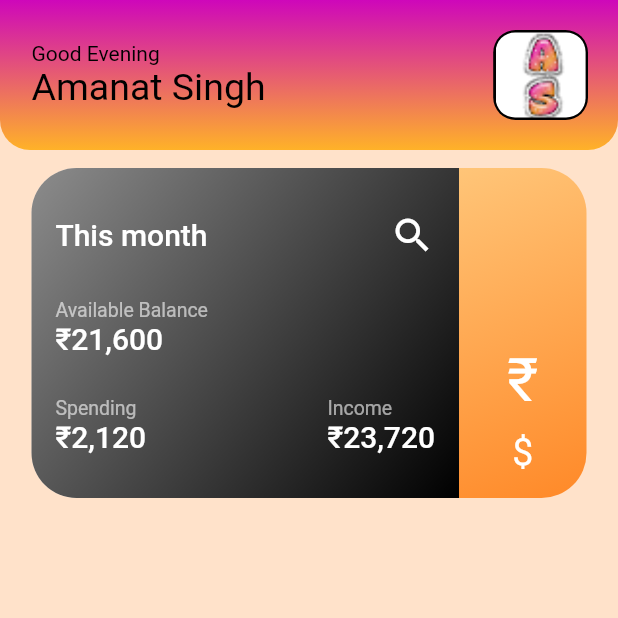
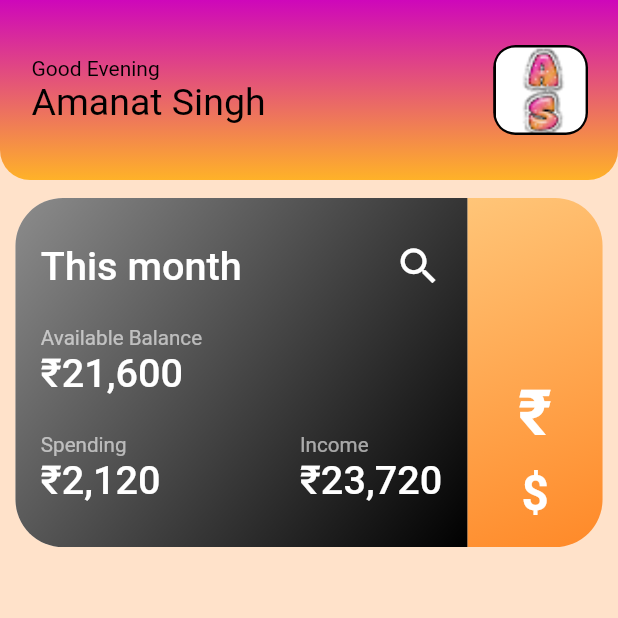
Before and after one commit to amanat-2003/wealthify, a Flutter app: the screen it shows after launch, on a phone screen of 412 x 824 dp, the top half of it. Run offline on Flutter 3.47's test engine with Material 2 defaults, Android fonts, the phone set to English and light mode, and no system bars.

Commit message:
made home card adaptive

```diff
--- a/lib/screens/home_screen.dart
+++ b/lib/screens/home_screen.dart
@@ -6,6 +6,7 @@ class HomeScreen extends StatelessWidget {
 
   @override
   Widget build(BuildContext context) {
+    final screenSize = MediaQuery.of(context).size;
     return Scaffold(
       appBar: const HomeAppBar(
         goodKeyword: 'Evening',
@@ -13,11 +14,13 @@ class HomeScreen extends StatelessWidget {
       ),
       backgroundColor: const Color.fromARGB(255, 255, 226, 202),
       body: Padding(
-        padding:  const EdgeInsets.symmetric(vertical: 12, horizontal: 10),
+        padding: EdgeInsets.symmetric(vertical: 12, horizontal: 2/100 * screenSize.width),
         child: Column(
           crossAxisAlignment: CrossAxisAlignment.stretch,
-          children: const [
-            HomeCard()],
+          children:  [
+            HomeCard(width: 95/100 * screenSize.width),
+
+          ],
         ),
       ),
     );
--- a/lib/widgets/widgets.dart
+++ b/lib/widgets/widgets.dart
@@ -1,8 +1,9 @@
+// ignore_for_file: public_member_api_docs, sort_constructors_first
 import 'package:flutter/material.dart';
 import 'package:flutter/services.dart';
 
 class HomeAppBar extends StatelessWidget implements PreferredSizeWidget {
-  final double toolbarHeight = 100;
+  final double toolbarHeight = 120;
   final String goodKeyword;
   final String name;
 
@@ -91,7 +92,8 @@ class CustomBox extends StatelessWidget {
   final double width;
   final String hintText;
 
-  const CustomBox({super.key,
+  const CustomBox({
+    super.key,
     required this.height,
     required this.width,
     required this.hintText,
@@ -115,85 +117,94 @@ class CustomBox extends StatelessWidget {
         child: Padding(
           padding: EdgeInsets.symmetric(horizontal: width / 5),
           child: Text(hintText,
-              style:
-                  const TextStyle(color: Colors.white, fontWeight: FontWeight.bold)),
+              style: const TextStyle(
+                  color: Colors.white, fontWeight: FontWeight.bold)),
         ),
       ),
     );
   }
 }
 
-
-
 class HomeCard extends StatelessWidget {
   const HomeCard({
-    super.key,
-  });
+    Key? key,
+    required this.width,
+  }) : super(key: key);
+  final double width;
 
   @override
   Widget build(BuildContext context) {
+    final w1 = 0.7702 * width;
+    final w2 = 0.2298 * width;
+    final height = 0.59459 * width;
+    final borderRadius = 3 / 37 * width;
+    final internalPadding = 16 / 370 * width;
+    final bigFontSize = 25 / 370 * width;
+    final smallFontSize = 13 / 370 * width;
+    final selectedSize = 4 / 37 * width;
+    final unSelectedSize = 3 / 37 * width;
     return Row(
       mainAxisAlignment: MainAxisAlignment.center,
       children: [
         Stack(children: [
           Container(
-            height: 220,
-            width: 285,
-            decoration: const BoxDecoration(
+            height: height,
+            width: w1,
+            decoration:  BoxDecoration(
                 borderRadius: BorderRadius.only(
-                  topLeft: Radius.circular(30),
-                  bottomLeft: Radius.circular(30),
+                  topLeft: Radius.circular(borderRadius),
+                  bottomLeft: Radius.circular(borderRadius),
                 ),
                 color: Colors.white),
           ),
           Container(
-            height: 220,
-            width: 285,
-            decoration: const BoxDecoration(
+            height: height,
+            width: w1,
+            decoration:  BoxDecoration(
               borderRadius: BorderRadius.only(
-                topLeft: Radius.circular(30),
-                bottomLeft: Radius.circular(30),
+                topLeft: Radius.circular(borderRadius),
+                bottomLeft: Radius.circular(borderRadius),
               ),
-              gradient: LinearGradient(
-                  colors: [Colors.black45, Colors.black],
-                  begin: Alignment.topLeft,
-                  end: Alignment.bottomRight,
-                  stops: [0, 1]),
+              gradient: const LinearGradient(
+                colors: [Colors.black45, Colors.black],
+                begin: Alignment.topLeft,
+                end: Alignment.bottomRight,
+              ),
             ),
             child: Padding(
-              padding: const EdgeInsets.all(16.0),
+              padding: EdgeInsets.all(internalPadding),
               child: Column(
                 mainAxisAlignment: MainAxisAlignment.spaceAround,
                 crossAxisAlignment: CrossAxisAlignment.start,
                 children: [
                   Row(
                     mainAxisAlignment: MainAxisAlignment.spaceBetween,
-                    children: const [
+                    children:  [
                       Text(
                         'This month',
                         style: TextStyle(
                             color: Colors.white,
-                            fontSize: 20,
+                            fontSize: bigFontSize,
                             fontWeight: FontWeight.w500),
                       ),
-                      Icon(Icons.search, color: Colors.white, size: 30),
+                      Icon(Icons.search, color: Colors.white, size: unSelectedSize),
                     ],
                   ),
                   Column(
                     crossAxisAlignment: CrossAxisAlignment.start,
-                    children: const [
+                    children:  [
                       Text(
                         'Available Balance',
                         style: TextStyle(
                             color: Colors.white60,
-                            fontSize: 13,
+                            fontSize: smallFontSize,
                             fontWeight: FontWeight.w400),
                       ),
                       Text(
                         '₹21,600',
                         style: TextStyle(
                             color: Colors.white,
-                            fontSize: 20,
+                            fontSize: bigFontSize,
                             fontWeight: FontWeight.w500),
                       ),
                     ],
@@ -203,38 +214,38 @@ class HomeCard extends StatelessWidget {
                     children: [
                       Column(
                         crossAxisAlignment: CrossAxisAlignment.start,
-                        children: const [
+                        children:  [
                           Text(
                             'Spending',
                             style: TextStyle(
                                 color: Colors.white60,
-                                fontSize: 13,
+                                fontSize: smallFontSize,
                                 fontWeight: FontWeight.w400),
                           ),
                           Text(
                             '₹2,120',
                             style: TextStyle(
                                 color: Colors.white,
-                                fontSize: 20,
+                                fontSize: bigFontSize,
                                 fontWeight: FontWeight.w500),
                           ),
                         ],
                       ),
                       Column(
                         crossAxisAlignment: CrossAxisAlignment.start,
-                        children: const [
+                        children:  [
                           Text(
                             'Income',
                             style: TextStyle(
                                 color: Colors.white60,
-                                fontSize: 13,
+                                fontSize: smallFontSize,
                                 fontWeight: FontWeight.w400),
                           ),
                           Text(
                             '₹23,720',
                             style: TextStyle(
                                 color: Colors.white,
-                                fontSize: 20,
+                                fontSize: bigFontSize,
                                 fontWeight: FontWeight.w500),
                           ),
                         ],
@@ -247,27 +258,44 @@ class HomeCard extends StatelessWidget {
           ),
         ]),
         Container(
-          height: 220,
-          width: 85,
-          decoration: const BoxDecoration(
+          height: height,
+          width: w2,
+          decoration:  BoxDecoration(
             borderRadius: BorderRadius.only(
-              topRight: Radius.circular(30),
-              bottomRight: Radius.circular(30),
+              topRight: Radius.circular(borderRadius),
+              bottomRight: Radius.circular(borderRadius),
             ),
-            gradient: LinearGradient(
-              colors: [Color.fromARGB(255, 255, 197, 120),Color.fromARGB(255, 255, 137, 40)],
+            gradient: const LinearGradient(
+              colors: [
+                Color.fromARGB(255, 255, 197, 120),
+                Color.fromARGB(255, 255, 137, 40)
+              ],
               begin: Alignment.topLeft,
               end: Alignment.bottomRight,
             ),
           ),
           child: Padding(
-            padding: const EdgeInsets.all(16.0),
+            padding:  EdgeInsets.all(internalPadding),
             child: Column(
               mainAxisAlignment: MainAxisAlignment.end,
-              children: const [
-                Text('₹', style: TextStyle(color: Colors.white, fontSize: 40),),
-                SizedBox(height: 10,),
-                Text('\$', style: TextStyle(color: Colors.white, fontSize: 25),),
+              children:  [
+                Text(
+                  '₹',
+                  style: TextStyle(
+                      color: Colors.white,
+                      fontSize: selectedSize,
+                      fontWeight: FontWeight.bold),
+                ),
+                const SizedBox(
+                  height: 10,
+                ),
+                Text(
+                  '\$',
+                  style: TextStyle(
+                      color: Colors.white,
+                      fontSize: unSelectedSize,
+                      fontWeight: FontWeight.bold),
+                ),
               ],
             ),
           ),
```
